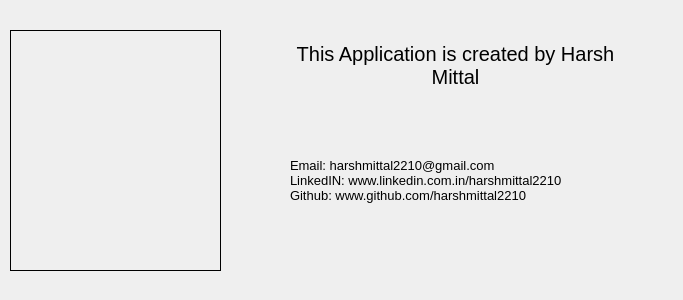
The window that ui/aboutmedialog.ui (bytesByHarsh/multiCopyPaste) describes before a commit, drawn with Qt 5.
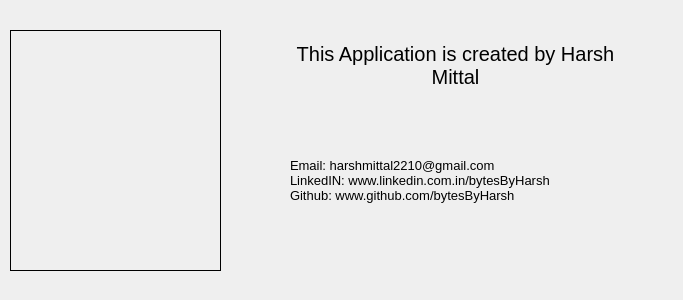
The same window after the commit. Icons and pictures are not drawn.

```diff
--- a/ui/aboutmedialog.ui
+++ b/ui/aboutmedialog.ui
@@ -76,8 +76,8 @@
    </property>
    <property name="text">
     <string>Email: harshmittal2210@gmail.com
-LinkedIN: www.linkedin.com.in/harshmittal2210
-Github: www.github.com/harshmittal2210</string>
+LinkedIN: www.linkedin.com.in/bytesByHarsh
+Github: www.github.com/bytesByHarsh</string>
    </property>
   </widget>
  </widget>
```
